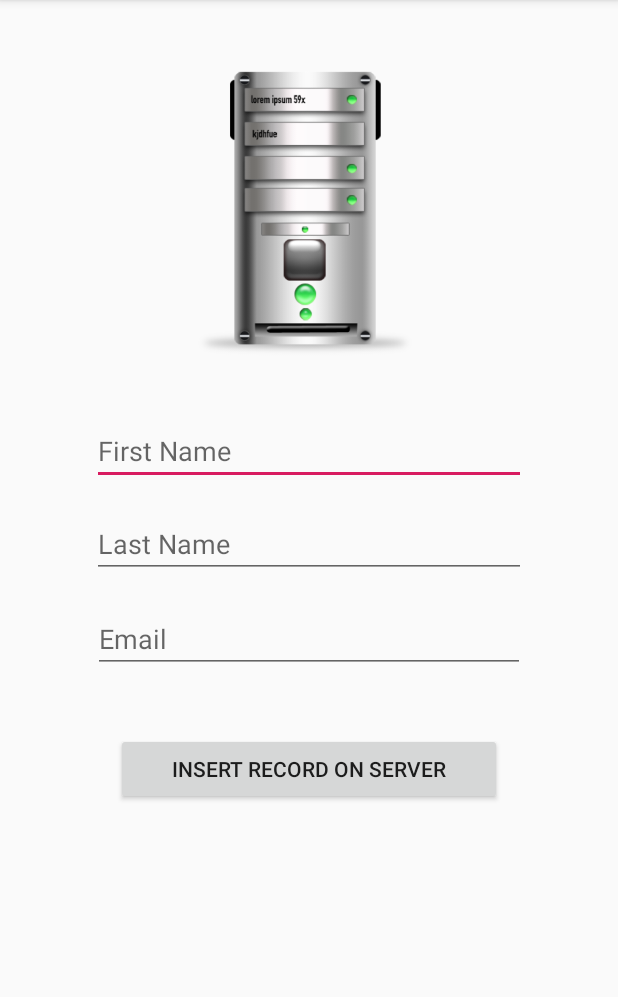
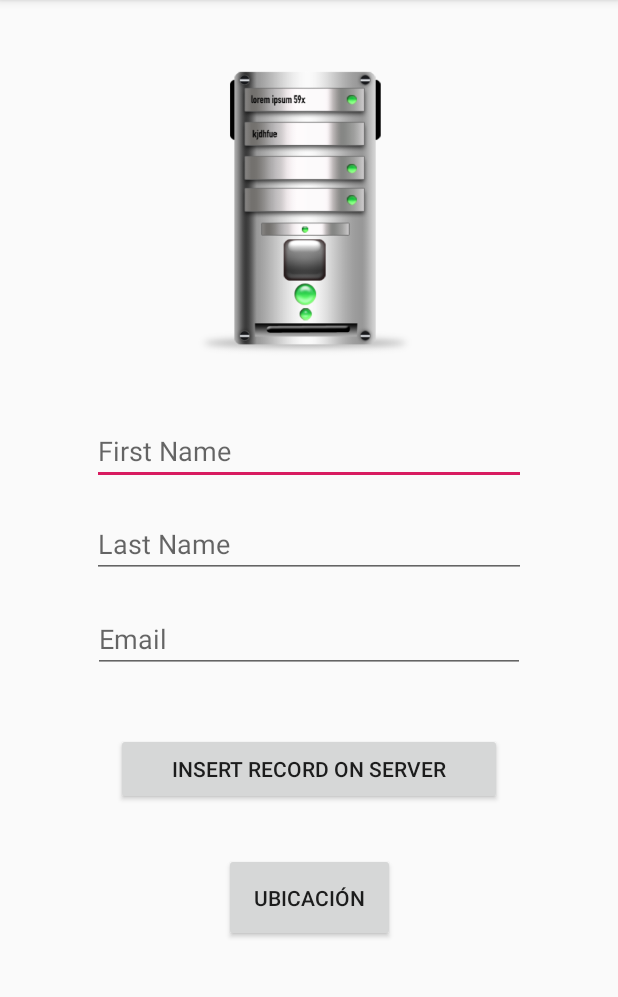
Before and after one commit to OCHOASV/liveDataCRS, an Android app: the screen it shows after launch (MainActivity), on a phone screen of 412 x 824 dp, the part 84-1081 px from its top. Run offline under Robolectric (Android 15) with nearby library versions, the phone set to English and light mode, and no system bars; our stand-ins replace Volley.

Commit message:
Se agrega activity Google Maps, permite obtener location actual.

```diff
--- a/app/build.gradle
+++ b/app/build.gradle
@@ -23,6 +23,7 @@ dependencies {
     implementation fileTree(dir: 'libs', include: ['*.jar'])
     implementation 'androidx.appcompat:appcompat:1.0.2'
     implementation 'androidx.constraintlayout:constraintlayout:1.1.3'
+    implementation 'com.google.android.gms:play-services-maps:16.1.0'
     testImplementation 'junit:junit:4.12'
     androidTestImplementation 'androidx.test:runner:1.1.1'
     androidTestImplementation 'androidx.test.espresso:espresso-core:3.1.1'
--- a/app/src/main/java/com/example/livedatacrs/MainActivity.java
+++ b/app/src/main/java/com/example/livedatacrs/MainActivity.java
@@ -1,13 +1,14 @@
 package com.example.livedatacrs;
 
-import androidx.appcompat.app.AppCompatActivity;
-
 import android.app.ProgressDialog;
+import android.content.Intent;
 import android.os.Bundle;
 import android.view.View;
 import android.widget.Button;
 import android.widget.EditText;
 import android.widget.Toast;
+
+import androidx.appcompat.app.AppCompatActivity;
 
 import com.android.volley.Request;
 import com.android.volley.RequestQueue;
@@ -51,6 +52,16 @@ public class MainActivity extends AppCompatActivity {
 
         // Assigning ID's to Button.
         InsertButton = (Button) findViewById(R.id.ButtonInsert);
+        Button GetMapButton = findViewById(R.id.MapButton);
+
+        //Evento click botón mapas
+        GetMapButton.setOnClickListener(new View.OnClickListener() {
+            @Override
+            public void onClick(View v) {
+                Intent i = new Intent(MainActivity.this, MapsActivity.class);
+                startActivity(i);
+            }
+        });
 
         // Iniciamos el Volley
         rq = Volley.newRequestQueue(MainActivity.this);
--- a/app/src/main/res/layout/activity_main.xml
+++ b/app/src/main/res/layout/activity_main.xml
@@ -97,5 +97,16 @@
         app:layout_constraintTop_toBottomOf="@+id/editTextEmail"
         tools:ignore="MissingConstraints" />
 
+    <Button
+        android:id="@+id/MapButton"
+        android:layout_width="wrap_content"
+        android:layout_height="wrap_content"
+        android:layout_marginTop="32dp"
+        android:padding="20dp"
+        android:text="UBICACIÓN"
+        app:layout_constraintEnd_toEndOf="parent"
+        app:layout_constraintStart_toStartOf="parent"
+        app:layout_constraintTop_toBottomOf="@+id/ButtonInsert" />
+
 
 </androidx.constraintlayout.widget.ConstraintLayout>
--- a/app/src/main/res/values/strings.xml
+++ b/app/src/main/res/values/strings.xml
@@ -1,3 +1,4 @@
 <resources>
     <string name="app_name">liveDataCRS</string>
+    <string name="title_activity_maps">Map</string>
 </resources>
```
Also changed, not shown: app/src/debug/res/values/google_maps_api.xml (added, +24 -0 lines), app/src/main/AndroidManifest.xml (+26 -3 lines), app/src/main/java/com/example/livedatacrs/MapsActivity.java (added, +68 -0 lines), app/src/main/res/layout/activity_maps.xml (added, +9 -0 lines), 1 other file.
